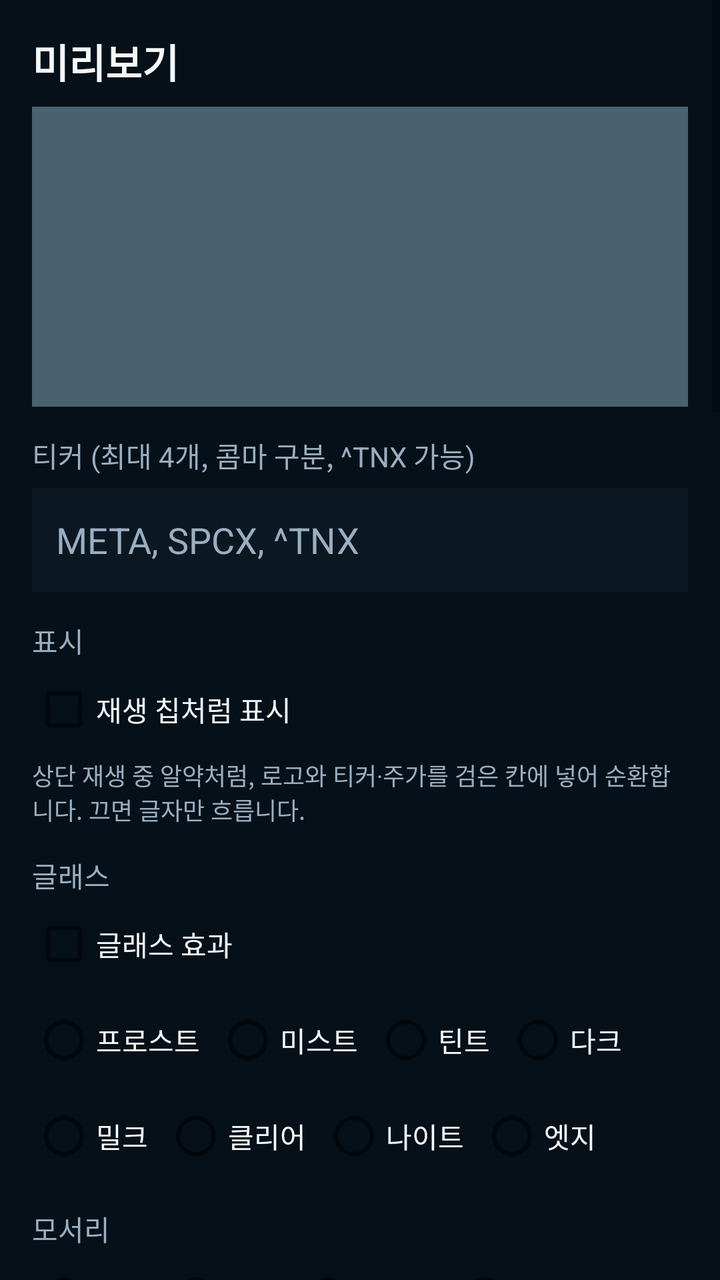
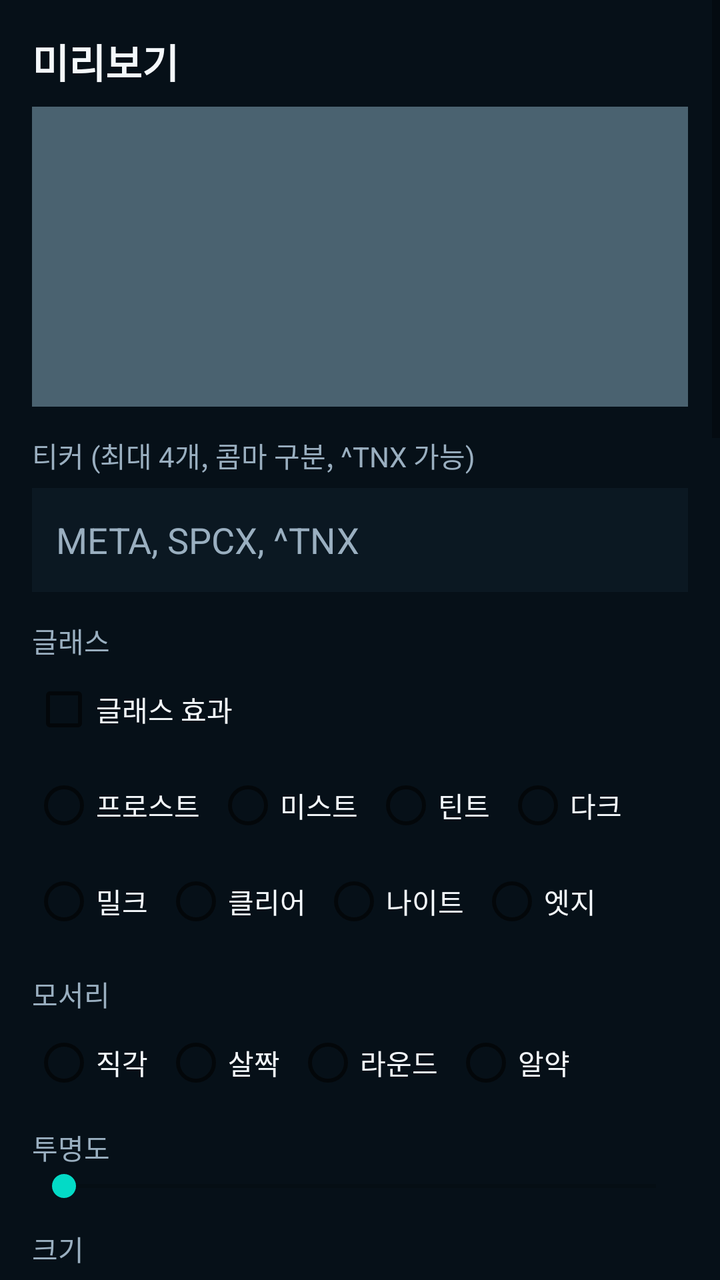

The first picture is an Android layout as it rendered before a commit; the second is the same layout after the commit. The layout source and the unified diff follow.
<!-- AndroidManifest.xml: activity theme Theme.Telemetry -->
<!-- res/layout/activity_config.xml -->
<?xml version="1.0" encoding="utf-8"?>
<ScrollView xmlns:android="http://schemas.android.com/apk/res/android"
    android:layout_width="match_parent"
    android:layout_height="match_parent"
    android:background="@color/void_bg">

    <LinearLayout
        android:layout_width="match_parent"
        android:layout_height="wrap_content"
        android:orientation="vertical"
        android:padding="16dp">

        <TextView
            android:layout_width="wrap_content"
            android:layout_height="wrap_content"
            android:text="미리보기"
            android:textColor="@color/paper"
            android:textSize="20sp"
            android:textStyle="bold" />

        <FrameLayout
            android:layout_width="match_parent"
            android:layout_height="150dp"
            android:layout_marginTop="8dp"
            android:background="#4a6270">

            <ImageView
                android:id="@+id/preview"
                android:layout_width="match_parent"
                android:layout_height="match_parent"
                android:adjustViewBounds="true"
                android:contentDescription="widget preview"
                android:scaleType="fitXY" />
        </FrameLayout>

        <TextView
            android:layout_width="wrap_content"
            android:layout_height="wrap_content"
            android:layout_marginTop="14dp"
            android:text="티커 (최대 4개, 콤마 구분, ^TNX 가능)"
            android:textColor="@color/steel" />

        <EditText
            android:id="@+id/tickers"
            android:layout_width="match_parent"
            android:layout_height="52dp"
            android:layout_marginTop="6dp"
            android:background="@color/ink"
            android:digits="ABCDEFGHIJKLMNOPQRSTUVWXYZabcdefghijklmnopqrstuvwxyz0123456789,^.- ="
            android:hint="META, SPCX, ^TNX"
            android:inputType="textCapCharacters"
            android:padding="12dp"
            android:textColor="@color/paper"
            android:textColorHint="@color/steel" />

        <TextView
            android:layout_width="wrap_content"
            android:layout_height="wrap_content"
            android:layout_marginTop="14dp"
            android:text="표시"
            android:textColor="@color/steel" />

        <CheckBox
            android:id="@+id/chip_style"
            android:layout_width="wrap_content"
            android:layout_height="wrap_content"
            android:text="재생 칩처럼 표시"
            android:textColor="@color/paper" />

        <TextView
            android:layout_width="match_parent"
            android:layout_height="wrap_content"
            android:text="상단 재생 중 알약처럼, 로고와 티커·주가를 검은 칸에 넣어 순환합니다. 끄면 글자만 흐릅니다."
            android:textColor="@color/steel"
            android:textSize="12sp" />

        <TextView
            android:layout_width="wrap_content"
            android:layout_height="wrap_content"
            android:layout_marginTop="14dp"
            android:text="글래스"
            android:textColor="@color/steel" />

        <CheckBox
            android:id="@+id/glass_on"
            android:layout_width="wrap_content"
            android:layout_height="wrap_content"
            android:text="글래스 효과"
            android:textColor="@color/paper" />

        <RadioGroup
            android:id="@+id/glass_style"
            android:layout_width="match_parent"
            android:layout_height="wrap_content"
            android:orientation="horizontal">
            <RadioButton android:id="@+id/glass_frost" android:layout_width="wrap_content" android:layout_height="wrap_content" android:text="프로스트" android:textColor="@color/paper" />
            <RadioButton android:id="@+id/glass_mist" android:layout_width="wrap_content" android:layout_height="wrap_content" android:layout_marginStart="8dp" android:text="미스트" android:textColor="@color/paper" />
            <RadioButton android:id="@+id/glass_tint" android:layout_width="wrap_content" android:layout_height="wrap_content" android:layout_marginStart="8dp" android:text="틴트" android:textColor="@color/paper" />
            <RadioButton android:id="@+id/glass_dark" android:layout_width="wrap_content" android:layout_height="wrap_content" android:layout_marginStart="8dp" android:text="다크" android:textColor="@color/paper" />
        </RadioGroup>

        <RadioGroup
            android:id="@+id/glass_style2"
            android:layout_width="match_parent"
            android:layout_height="wrap_content"
            android:orientation="horizontal">
            <RadioButton android:id="@+id/glass_milk" android:layout_width="wrap_content" android:layout_height="wrap_content" android:text="밀크" android:textColor="@color/paper" />
            <RadioButton android:id="@+id/glass_clear" android:layout_width="wrap_content" android:layout_height="wrap_content" android:layout_marginStart="8dp" android:text="클리어" android:textColor="@color/paper" />
            <RadioButton android:id="@+id/glass_night" android:layout_width="wrap_content" android:layout_height="wrap_content" android:layout_marginStart="8dp" android:text="나이트" android:textColor="@color/paper" />
            <RadioButton android:id="@+id/glass_edge" android:layout_width="wrap_content" android:layout_height="wrap_content" android:layout_marginStart="8dp" android:text="엣지" android:textColor="@color/paper" />
        </RadioGroup>

        <TextView
            android:layout_width="wrap_content"
            android:layout_height="wrap_content"
            android:layout_marginTop="12dp"
            android:text="모서리"
            android:textColor="@color/steel" />

        <RadioGroup
            android:id="@+id/corner"
            android:layout_width="match_parent"
            android:layout_height="wrap_content"
            android:orientation="horizontal">
            <RadioButton android:id="@+id/corner_square" android:layout_width="wrap_content" android:layout_height="wrap_content" android:text="직각" android:textColor="@color/paper" />
            <RadioButton android:id="@+id/corner_soft" android:layout_width="wrap_content" android:layout_height="wrap_content" android:layout_marginStart="8dp" android:text="살짝" android:textColor="@color/paper" />
            <RadioButton android:id="@+id/corner_round" android:layout_width="wrap_content" android:layout_height="wrap_content" android:layout_marginStart="8dp" android:text="라운드" android:textColor="@color/paper" />
            <RadioButton android:id="@+id/corner_pill" android:layout_width="wrap_content" android:layout_height="wrap_content" android:layout_marginStart="8dp" android:text="알약" android:textColor="@color/paper" />
        </RadioGroup>

        <TextView
            android:id="@+id/opacity_label"
            android:layout_width="wrap_content"
            android:layout_height="wrap_content"
            android:layout_marginTop="8dp"
            android:text="투명도"
            android:textColor="@color/steel" />

        <SeekBar
            android:id="@+id/custom_opacity"
            android:layout_width="match_parent"
            android:layout_height="wrap_content"
            android:max="90" />

        <TextView
            android:layout_width="wrap_content"
            android:layout_height="wrap_content"
            android:layout_marginTop="12dp"
            android:text="크기"
            android:textColor="@color/steel" />

        <RadioGroup
            android:id="@+id/size"
            android:layout_width="match_parent"
            android:layout_height="wrap_content"
            android:orientation="horizontal">
            <RadioButton android:id="@+id/size_compact" android:layout_width="wrap_content" android:layout_height="wrap_content" android:text="0.5 슬림" android:textColor="@color/paper" />
            <RadioButton android:id="@+id/size_standard" android:layout_width="wrap_content" android:layout_height="wrap_content" android:layout_marginStart="12dp" android:text="표준" android:textColor="@color/paper" />
            <RadioButton android:id="@+id/size_large" android:layout_width="wrap_content" android:layout_height="wrap_content" android:layout_marginStart="12dp" android:text="두껍게" android:textColor="@color/paper" />
        </RadioGroup>

        <TextView
            android:layout_width="wrap_content"
            android:layout_height="wrap_content"
            android:layout_marginTop="12dp"
            android:text="글자 색"
            android:textColor="@color/steel" />

        <RadioGroup
            android:id="@+id/tone"
            android:layout_width="match_parent"
            android:layout_height="wrap_content"
            android:orientation="horizontal">
            <RadioButton android:id="@+id/tone_light" android:layout_width="wrap_content" android:layout_height="wrap_content" android:text="밝은 글자" android:textColor="@color/paper" />
            <RadioButton android:id="@+id/tone_dark" android:layout_width="wrap_content" android:layout_height="wrap_content" android:layout_marginStart="16dp" android:text="어두운 글자" android:textColor="@color/paper" />
        </RadioGroup>

        <TextView
            android:id="@+id/ticker_label"
            android:layout_width="wrap_content"
            android:layout_height="wrap_content"
            android:layout_marginTop="12dp"
            android:text="티커 글씨 125%"
            android:textColor="@color/steel" />

        <SeekBar
            android:id="@+id/ticker_scale"
            android:layout_width="match_parent"
            android:layout_height="wrap_content"
            android:max="70" />

        <TextView
            android:id="@+id/font_label"
            android:layout_width="wrap_content"
            android:layout_height="wrap_content"
            android:layout_marginTop="12dp"
            android:text="주가 글씨 100%"
            android:textColor="@color/steel" />

        <SeekBar
            android:id="@+id/font_scale"
            android:layout_width="match_parent"
            android:layout_height="wrap_content"
            android:max="70" />

        <TextView
            android:id="@+id/marquee_label"
            android:layout_width="wrap_content"
            android:layout_height="wrap_content"
            android:layout_marginTop="12dp"
            android:text="흐름 속도 x1.0"
            android:textColor="@color/steel" />

        <SeekBar
            android:id="@+id/marquee_speed"
            android:layout_width="match_parent"
            android:layout_height="wrap_content"
            android:max="290" />

        <TextView
            android:layout_width="match_parent"
            android:layout_height="wrap_content"
            android:text="5개 이상은 홈 화면이 직접 흘립니다. One UI 알람 제한을 쓰지 않아 끊기지 않습니다."
            android:textColor="@color/steel"
            android:textSize="12sp" />

        <TextView
            android:id="@+id/refresh_label"
            android:layout_width="wrap_content"
            android:layout_height="wrap_content"
            android:layout_marginTop="12dp"
            android:text="시세 갱신 5분"
            android:textColor="@color/steel" />

        <SeekBar
            android:id="@+id/refresh_min"
            android:layout_width="match_parent"
            android:layout_height="wrap_content"
            android:max="6" />

        <TextView
            android:layout_width="match_parent"
            android:layout_height="wrap_content"
            android:text="1분, 2분, 5분, 10분, 15분, 30분, 1시간. 화면이 꺼지면 조금 늦을 수 있습니다."
            android:textColor="@color/steel"
            android:textSize="12sp" />

        <TextView
            android:layout_width="wrap_content"
            android:layout_height="wrap_content"
            android:layout_marginTop="12dp"
            android:text="가격 글씨"
            android:textColor="@color/steel" />

        <RadioGroup
            android:id="@+id/weight"
            android:layout_width="match_parent"
            android:layout_height="wrap_content"
            android:orientation="horizontal">
            <RadioButton android:id="@+id/weight_regular" android:layout_width="wrap_content" android:layout_height="wrap_content" android:text="보통" android:textColor="@color/paper" />
            <RadioButton android:id="@+id/weight_medium" android:layout_width="wrap_content" android:layout_height="wrap_content" android:layout_marginStart="12dp" android:text="미디엄" android:textColor="@color/paper" />
            <RadioButton android:id="@+id/weight_bold" android:layout_width="wrap_content" android:layout_height="wrap_content" android:layout_marginStart="12dp" android:text="볼드" android:textColor="@color/paper" />
        </RadioGroup>

        <CheckBox
            android:id="@+id/dividers"
            android:layout_width="wrap_content"
            android:layout_height="wrap_content"
            android:text="티커 구분선"
            android:textColor="@color/paper" />

        <TextView
            android:layout_width="wrap_content"
            android:layout_height="wrap_content"
            android:layout_marginTop="12dp"
            android:text="가로 정렬"
            android:textColor="@color/steel" />

        <RadioGroup
            android:id="@+id/align_h"
            android:layout_width="match_parent"
            android:layout_height="wrap_content"
            android:orientation="horizontal">
            <RadioButton android:id="@+id/align_left" android:layout_width="wrap_content" android:layout_height="wrap_content" android:text="좌" android:textColor="@color/paper" />
            <RadioButton android:id="@+id/align_h_center" android:layout_width="wrap_content" android:layout_height="wrap_content" android:layout_marginStart="12dp" android:text="가운데" android:textColor="@color/paper" />
            <RadioButton android:id="@+id/align_right" android:layout_width="wrap_content" android:layout_height="wrap_content" android:layout_marginStart="12dp" android:text="우" android:textColor="@color/paper" />
        </RadioGroup>

        <TextView
            android:layout_width="wrap_content"
            android:layout_height="wrap_content"
            android:layout_marginTop="12dp"
            android:text="세로 정렬"
            android:textColor="@color/steel" />

        <RadioGroup
            android:id="@+id/align_v"
            android:layout_width="match_parent"
            android:layout_height="wrap_content"
            android:orientation="horizontal">
            <RadioButton android:id="@+id/align_top" android:layout_width="wrap_content" android:layout_height="wrap_content" android:text="상" android:textColor="@color/paper" />
            <RadioButton android:id="@+id/align_v_center" android:layout_width="wrap_content" android:layout_height="wrap_content" android:layout_marginStart="12dp" android:text="가운데" android:textColor="@color/paper" />
            <RadioButton android:id="@+id/align_bottom" android:layout_width="wrap_content" android:layout_height="wrap_content" android:layout_marginStart="12dp" android:text="하" android:textColor="@color/paper" />
        </RadioGroup>

        <CheckBox
            android:id="@+id/header"
            android:layout_width="wrap_content"
            android:layout_height="wrap_content"
            android:layout_marginTop="8dp"
            android:text="제목·시간 표시"
            android:textColor="@color/paper" />

        <CheckBox
            android:id="@+id/logos"
            android:layout_width="wrap_content"
            android:layout_height="wrap_content"
            android:text="회사 로고"
            android:textColor="@color/paper" />

        <CheckBox
            android:id="@+id/hide_move"
            android:layout_width="wrap_content"
            android:layout_height="wrap_content"
            android:text="휴장 시 상승/하락 숨김"
            android:textColor="@color/paper" />

        <CheckBox
            android:id="@+id/session_clock"
            android:layout_width="wrap_content"
            android:layout_height="wrap_content"
            android:text="우측 상단 장 시간"
            android:textColor="@color/paper" />

        <TextView
            android:id="@+id/clock_label"
            android:layout_width="wrap_content"
            android:layout_height="wrap_content"
            android:layout_marginTop="4dp"
            android:text="장 시간 글씨 100%"
            android:textColor="@color/steel" />

        <SeekBar
            android:id="@+id/clock_scale"
            android:layout_width="match_parent"
            android:layout_height="wrap_content"
            android:max="120" />

        <TextView
            android:id="@+id/clock_shift_label"
            android:layout_width="wrap_content"
            android:layout_height="wrap_content"
            android:layout_marginTop="8dp"
            android:text="장 시간 높이 위에서 35%"
            android:textColor="@color/steel" />

        <SeekBar
            android:id="@+id/clock_shift"
            android:layout_width="match_parent"
            android:layout_height="wrap_content"
            android:max="100" />

        <TextView
            android:layout_width="wrap_content"
            android:layout_height="wrap_content"
            android:layout_marginTop="8dp"
            android:text="소수점"
            android:textColor="@color/steel" />

        <RadioGroup
            android:id="@+id/decimals"
            android:layout_width="match_parent"
            android:layout_height="wrap_content"
            android:orientation="horizontal">
            <RadioButton android:id="@+id/dec_0" android:layout_width="wrap_content" android:layout_height="wrap_content" android:text="없음" android:textColor="@color/paper" />
            <RadioButton android:id="@+id/dec_1" android:layout_width="wrap_content" android:layout_height="wrap_content" android:layout_marginStart="12dp" android:text="한 자리" android:textColor="@color/paper" />
            <RadioButton android:id="@+id/dec_2" android:layout_width="wrap_content" android:layout_height="wrap_content" android:layout_marginStart="12dp" android:text="두 자리" android:textColor="@color/paper" />
        </RadioGroup>

        <CheckBox
            android:id="@+id/border"
            android:layout_width="wrap_content"
            android:layout_height="wrap_content"
            android:text="외곽 테두리"
            android:textColor="@color/paper" />

        <CheckBox
            android:id="@+id/sparklines"
            android:layout_width="wrap_content"
            android:layout_height="wrap_content"
            android:text="스파크라인"
            android:textColor="@color/paper" />

        <Button
            android:id="@+id/save"
            android:layout_width="match_parent"
            android:layout_height="52dp"
            android:layout_marginTop="16dp"
            android:backgroundTint="@color/cyan"
            android:text="위젯 적용"
            android:textColor="@color/void_bg" />
    </LinearLayout>
</ScrollView>
<!-- resources referenced by this layout -->
<resources>
  <color name="cyan">#2EE6C6</color>
  <color name="ink">#0B1822</color>
  <color name="paper">#F4F8FB</color>
  <color name="steel">#9AAFC0</color>
  <color name="void_bg">#061018</color>
  <style name="Theme.Telemetry" parent="Theme.MaterialComponents.DayNight.NoActionBar">
          <item name="android:statusBarColor">@color/void_bg</item>
          <item name="android:navigationBarColor">@color/void_bg</item>
          <item name="android:windowBackground">@color/void_bg</item>
          <item name="colorPrimary">@color/cyan</item>
          <item name="colorOnPrimary">@color/void_bg</item>
          <item name="android:textColor">@color/paper</item>
      </style>
</resources>

<!-- the commit's change to res/layout/activity_config.xml (unified diff, before → after) -->
@@ -57,27 +57,6 @@
             android:layout_width="wrap_content"
             android:layout_height="wrap_content"
             android:layout_marginTop="14dp"
-            android:text="표시"
-            android:textColor="@color/steel" />
-
-        <CheckBox
-            android:id="@+id/chip_style"
-            android:layout_width="wrap_content"
-            android:layout_height="wrap_content"
-            android:text="재생 칩처럼 표시"
-            android:textColor="@color/paper" />
-
-        <TextView
-            android:layout_width="match_parent"
-            android:layout_height="wrap_content"
-            android:text="상단 재생 중 알약처럼, 로고와 티커·주가를 검은 칸에 넣어 순환합니다. 끄면 글자만 흐릅니다."
-            android:textColor="@color/steel"
-            android:textSize="12sp" />
-
-        <TextView
-            android:layout_width="wrap_content"
-            android:layout_height="wrap_content"
-            android:layout_marginTop="14dp"
             android:text="글래스"
             android:textColor="@color/steel" />
 
